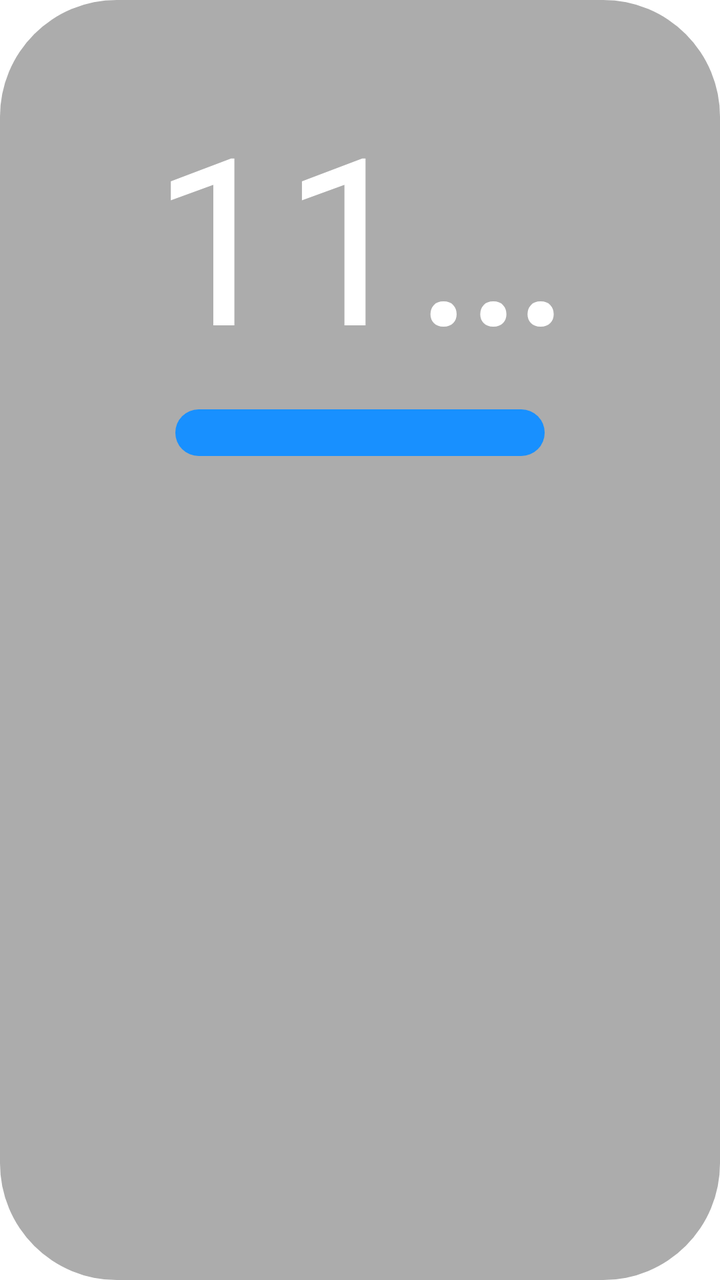
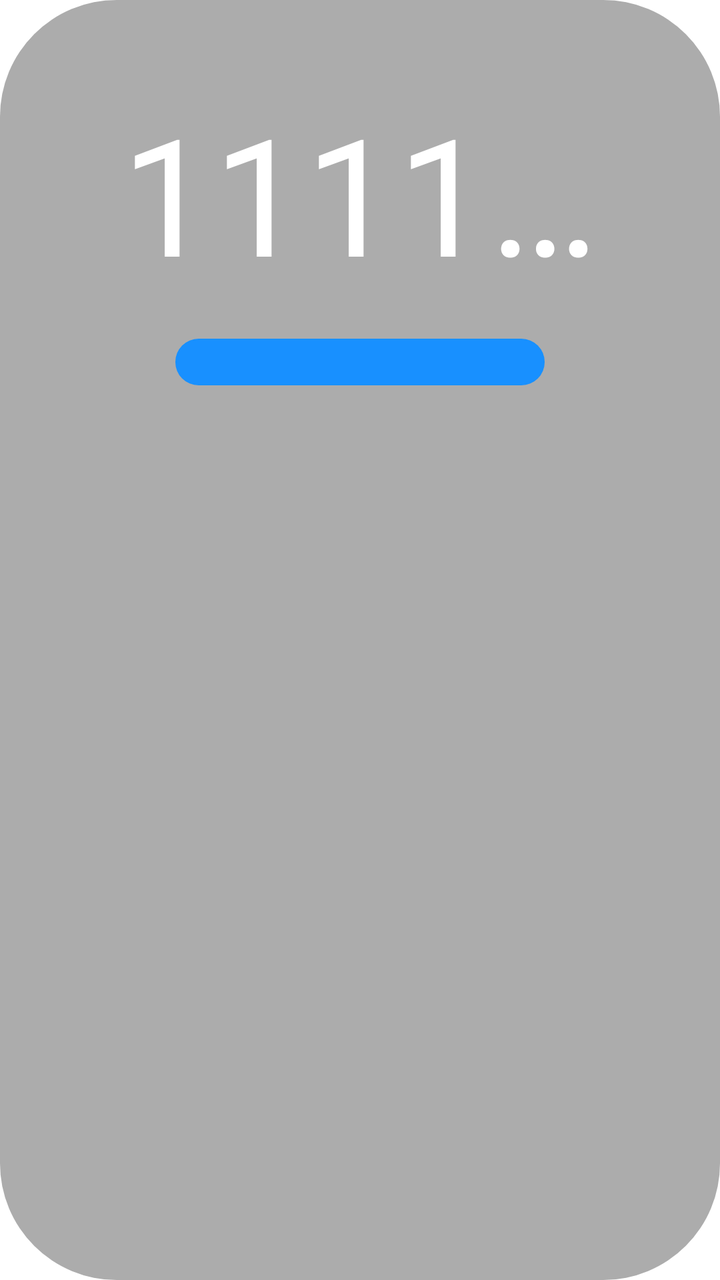

An Android layout rendered at two revisions. The XML below is the earlier revision; the diff shows what the commit changed to produce the second picture.
<!-- AndroidManifest.xml: application theme AppTheme.NoActionBar -->
<!-- res/layout/item_series_flag.xml -->
<?xml version="1.0" encoding="utf-8"?>
<LinearLayout xmlns:android="http://schemas.android.com/apk/res/android"
    android:layout_width="wrap_content"
    android:layout_height="match_parent"
    android:layout_marginRight="@dimen/vs_10"
    android:background="@drawable/shape_source_flag_focus"
    android:clickable="true"
    android:focusable="true"
    android:orientation="vertical"
    android:paddingLeft="@dimen/vs_10"
    android:paddingTop="@dimen/vs_5"
    android:paddingRight="@dimen/vs_10"
    android:paddingBottom="@dimen/vs_1">

    <TextView
        android:id="@+id/tvSeriesFlag"
        android:layout_width="wrap_content"
        android:layout_height="@dimen/vs_30"
        android:ellipsize="end"
        android:gravity="center"
        android:singleLine="true"
        android:text="11111111111"
        android:textColor="@android:color/white"
        android:textSize="@dimen/ts_20" />

    <View
        android:id="@+id/tvSeriesFlagSelect"
        android:layout_width="match_parent"
        android:layout_height="@dimen/vs_4"
        android:layout_marginLeft="@dimen/vs_5"
        android:layout_marginRight="@dimen/vs_5"
        android:background="@drawable/shape_source_flag_line" />
</LinearLayout>
<!-- resources referenced by this layout -->
<resources>
  <dimen name="ts_20">20mm</dimen>
  <dimen name="vs_1">1mm</dimen>
  <dimen name="vs_10">10mm</dimen>
  <dimen name="vs_30">30mm</dimen>
  <dimen name="vs_4">4mm</dimen>
  <dimen name="vs_5">5mm</dimen>
  <!-- drawable shape_source_flag_focus (drawable) -->
  <?xml version="1.0" encoding="utf-8"?>
  <selector xmlns:android="http://schemas.android.com/apk/res/android">
      <item android:state_focused="true">
          <shape>
              <corners android:radius="10mm" />
              <stroke android:width="2mm" android:color="@color/color_FFFFFF" />
              <solid android:color="@color/color_6C3D3D3D" />
          </shape>
      </item>
      <item android:state_focused="false">
          <shape>
              <corners android:radius="10mm" />
              <solid android:color="@color/color_6C3D3D3D" />
          </shape>
      </item>
  </selector>
  <!-- drawable shape_source_flag_line (drawable) -->
  <?xml version="1.0" encoding="utf-8"?>
  <shape xmlns:android="http://schemas.android.com/apk/res/android">
      <size
          android:width="40mm"
          android:height="4mm" />
      <corners android:radius="2mm" />
      <solid android:color="@color/color_1890FF"/>
  </shape>
  <style name="AppTheme.NoActionBar" parent="AppTheme">
          <item name="android:windowActionBar">false</item>
          <item name="android:windowNoTitle">true</item>
          <item name="windowActionBar">false</item>
          <item name="android:windowFullscreen">true</item>//全屏即无通知栏
          <item name="android:windowContentOverlay">@null</item>//是否有遮盖
          <item name="windowNoTitle">true</item>
          <item name="android:keepScreenOn">true</item>
          
          <item name="android:windowBackground">@android:color/transparent</item>
      </style>
  <color name="color_FFFFFF">#ffffffff</color>
  <color name="color_6C3D3D3D">#6c3d3d3d</color>
  <color name="color_1890FF">#1890FF</color>
  <style name="AppTheme" parent="Theme.AppCompat.Light.DarkActionBar">
          
          <item name="colorPrimary">@color/color_6200EE</item>
          <item name="colorPrimaryDark">@color/color_3700B3</item>
          <item name="colorAccent">@color/color_03DAC5</item>
      </style>
  <color name="color_6200EE">#6200EE</color>
  <color name="color_3700B3">#3700B3</color>
  <color name="color_03DAC5">#03DAC5</color>
</resources>

<!-- the commit's change to res/layout/item_series_flag.xml (unified diff, before → after) -->
@@ -8,14 +8,14 @@
     android:focusable="true"
     android:orientation="vertical"
     android:paddingLeft="@dimen/vs_10"
-    android:paddingTop="@dimen/vs_5"
+    android:paddingTop="@dimen/vs_4"
     android:paddingRight="@dimen/vs_10"
     android:paddingBottom="@dimen/vs_1">
 
     <TextView
         android:id="@+id/tvSeriesFlag"
         android:layout_width="wrap_content"
-        android:layout_height="@dimen/vs_30"
+        android:layout_height="@dimen/vs_25"
         android:ellipsize="end"
         android:gravity="center"
         android:singleLine="true"
<!-- resource entries referenced after the edit -->
@@ -1,9 +1,9 @@
 <!-- resources referenced by this layout -->
 <resources>
-  <dimen name="ts_20">20mm</dimen>
+  <dimen name="ts_20">14mm</dimen>
   <dimen name="vs_1">1mm</dimen>
   <dimen name="vs_10">10mm</dimen>
-  <dimen name="vs_30">30mm</dimen>
+  <dimen name="vs_25">25mm</dimen>
   <dimen name="vs_4">4mm</dimen>
   <dimen name="vs_5">5mm</dimen>
   <!-- drawable shape_source_flag_focus (drawable) -->
@@ -36,12 +36,15 @@
           <item name="android:windowActionBar">false</item>
           <item name="android:windowNoTitle">true</item>
           <item name="windowActionBar">false</item>
-          <item name="android:windowFullscreen">true</item>//全屏即无通知栏
+          <item name="android:windowFullscreen">false</item>//手机版：默认保留状态栏，全屏页面运行时再隐藏
           <item name="android:windowContentOverlay">@null</item>//是否有遮盖
           <item name="windowNoTitle">true</item>
-          <item name="android:keepScreenOn">true</item>
+          
           
           <item name="android:windowBackground">@android:color/transparent</item>
+          
+          <item name="android:statusBarColor">@android:color/transparent</item>
+          <item name="android:windowDrawsSystemBarBackgrounds">true</item>
       </style>
   <color name="color_FFFFFF">#ffffffff</color>
   <color name="color_6C3D3D3D">#6c3d3d3d</color>
